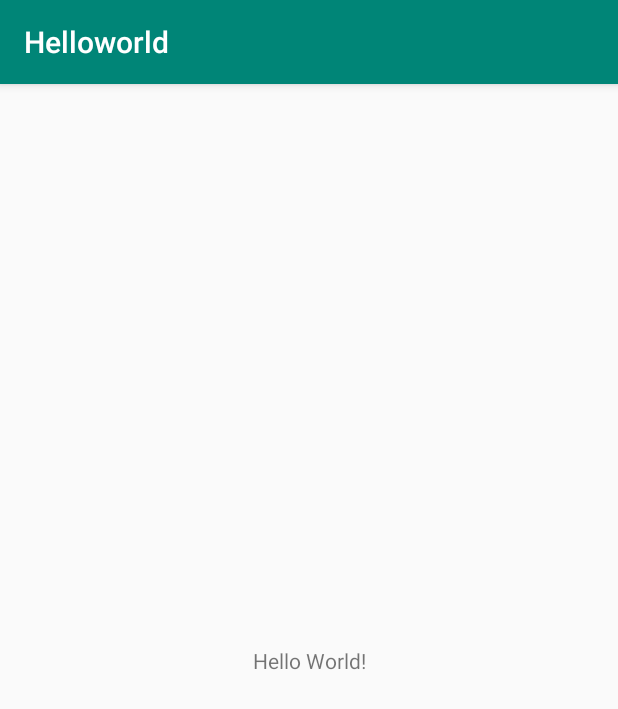
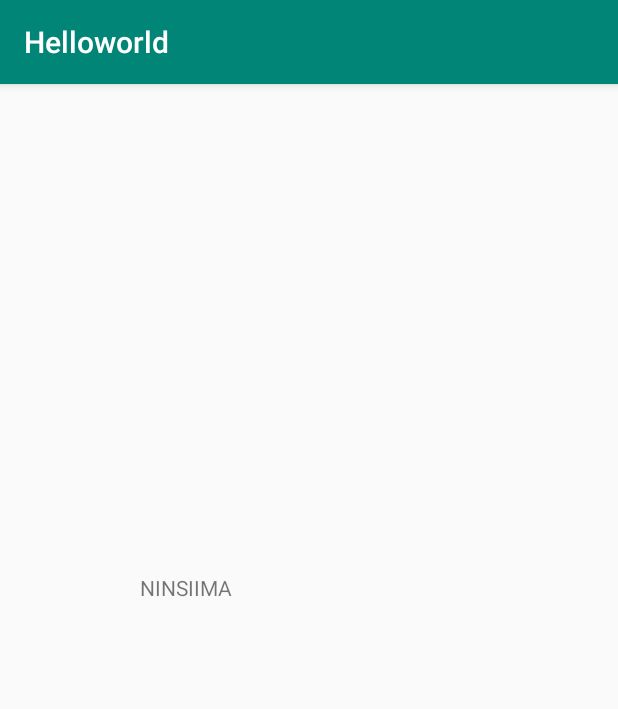
Before and after one commit to NinsiimaD/Helloworld, an Android app: the screen it shows after launch (MainActivity), on a phone screen of 412 x 824 dp. Shown: the top 709 px of the screen. Run offline under Robolectric (Android 15) with nearby library versions, the phone set to English and light mode, and no system bars.

Commit message:
helloworld1

```diff
--- a/app/src/main/res/layout/activity_main.xml
+++ b/app/src/main/res/layout/activity_main.xml
@@ -7,12 +7,14 @@
     tools:context=".MainActivity">
 
     <TextView
-        android:layout_width="wrap_content"
-        android:layout_height="wrap_content"
-        android:text="Hello World!"
+        android:layout_width="226dp"
+        android:layout_height="116dp"
+        android:text="@string/ninsiima"
         app:layout_constraintBottom_toBottomOf="parent"
+        app:layout_constraintEnd_toEndOf="parent"
         app:layout_constraintLeft_toLeftOf="parent"
         app:layout_constraintRight_toRightOf="parent"
+        app:layout_constraintStart_toStartOf="parent"
         app:layout_constraintTop_toTopOf="parent" />
 
 </androidx.constraintlayout.widget.ConstraintLayout>
--- a/app/src/main/res/values/strings.xml
+++ b/app/src/main/res/values/strings.xml
@@ -1,3 +1,4 @@
 <resources>
     <string name="app_name">Helloworld</string>
+    <string name="ninsiima">NINSIIMA</string>
 </resources>
```
